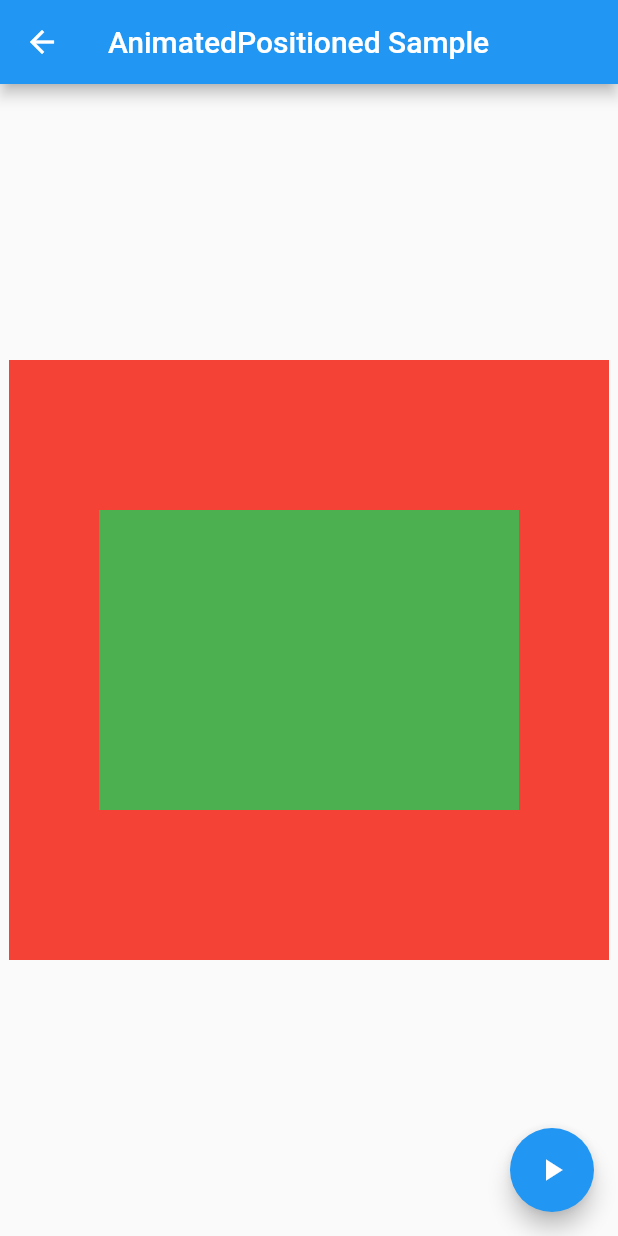
After one commit to tsuruken0802/Flutter-Implicit-Animations-Sample, a Flutter app: the AnimatedPositionedScreen screen opened directly, after a tap on the "play arrow" icon, on a phone screen of 412 x 824 dp. The commit adds this screen. Run offline on Flutter 3.47's test engine with Material 2 defaults, Android fonts, the phone set to English and light mode, and no system bars.

Commit message:
create AnimatedPositioned sample

```diff
--- a/lib/main.dart
+++ b/lib/main.dart
@@ -5,6 +5,7 @@ import 'package:implicit_animations_sample/screens/animated_default_text_style_s
 import 'package:implicit_animations_sample/screens/animated_opacity_screen.dart';
 import 'package:implicit_animations_sample/screens/animated_padding_screen.dart';
 import 'package:implicit_animations_sample/screens/animated_physical_model_screen.dart';
+import 'package:implicit_animations_sample/screens/animated_positioned_screen.dart';
 
 void main() {
   runApp(MyApp());
@@ -57,6 +58,11 @@ class AnimationSampleList extends StatelessWidget {
           onPressItem: () {
             this._navigator(context, AnimatedPhysicalModelScreen());
           }),
+      AnimationSampleListItem(
+          itemName: 'AnimatedPositioned',
+          onPressItem: () {
+            this._navigator(context, AnimatedPositionedScreen());
+          }),
     ];
   }
 
--- /dev/null
+++ b/lib/screens/animated_positioned_screen.dart
@@ -0,0 +1,75 @@
+import 'package:flutter/cupertino.dart';
+import 'package:flutter/material.dart';
+
+class AnimatedPositionedScreen extends StatefulWidget {
+  @override
+  _AnimatedPositionedScreenState createState() =>
+      _AnimatedPositionedScreenState();
+}
+
+class _AnimatedPositionedScreenState extends State<AnimatedPositionedScreen> {
+  // top
+  static final double _fromTop = 50;
+  static final double _toTop = 100;
+  double _top = _fromTop;
+
+  // right
+  static final double _fromRight = 150;
+  static final double _toRight = 60;
+  double _right = _fromRight;
+
+  // left
+  static final double _fromLeft = 150;
+  static final double _toLeft = 60;
+  double _left = _fromLeft;
+
+  // bottom
+  static final double _fromBottom = 50;
+  static final double _toBottom = 100;
+  double _bottom = _fromBottom;
+
+  // fromとtoのフラグ
+  bool isFrom = true;
+
+  @override
+  Widget build(BuildContext context) {
+    return Scaffold(
+      appBar: AppBar(
+        title: Text('AnimatedPositioned Sample'),
+      ),
+      body: Center(
+        child: Stack(
+          children: [
+            Positioned(
+                child: Container(
+              width: 400,
+              height: 400,
+              color: Colors.red,
+            )),
+            AnimatedPositioned(
+                duration: Duration(seconds: 1),
+                top: this._top,
+                right: this._right,
+                left: this._left,
+                bottom: this._bottom,
+                child: Container(
+                  color: Colors.green,
+                ))
+          ],
+        ),
+      ),
+      floatingActionButton: FloatingActionButton(
+        child: Icon(Icons.play_arrow),
+        onPressed: () {
+          setState(() {
+            this.isFrom = !this.isFrom;
+            this._top = this.isFrom ? _fromTop : _toTop;
+            this._right = this.isFrom ? _fromRight : _toRight;
+            this._left = this.isFrom ? _fromLeft : _toLeft;
+            this._bottom = this.isFrom ? _fromBottom : _toBottom;
+          });
+        },
+      ),
+    );
+  }
+}
```
